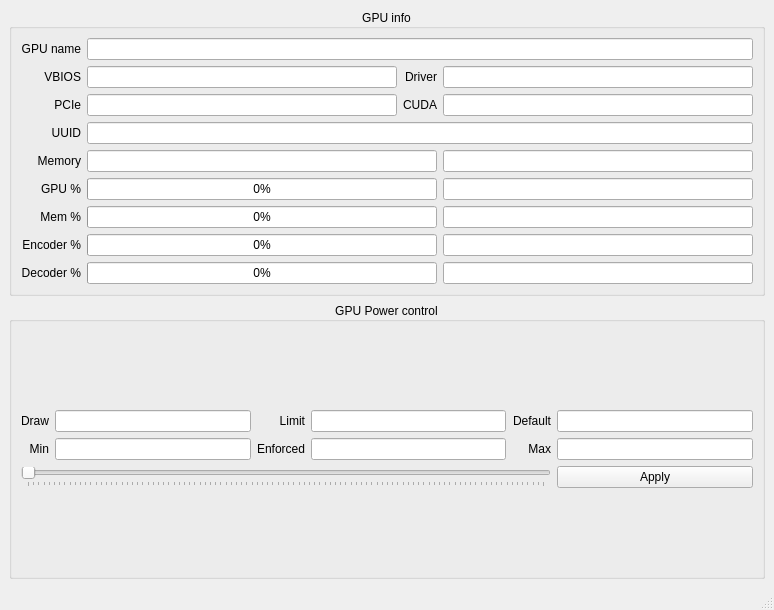
This is ui/mainwindow.ui in AlexandrAlexeev7119/NvCtrl-linux as Qt 5 draws it before an edit. The edited form follows.
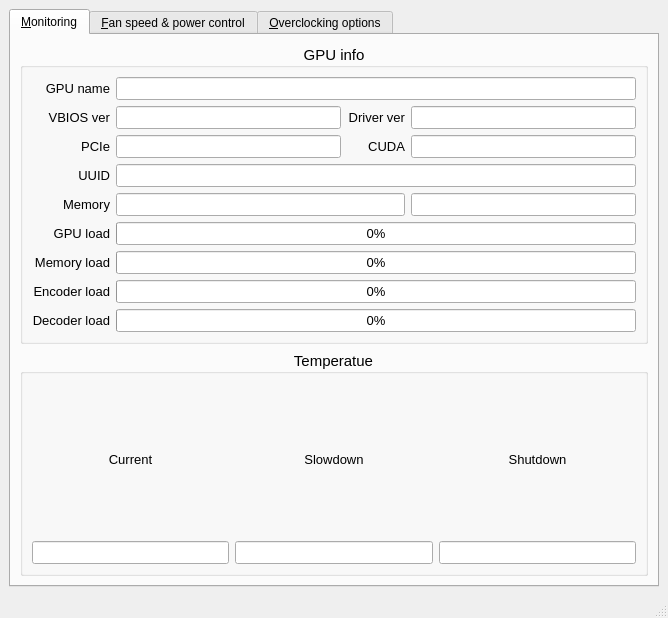
This is the edited form.

Commit message: new UI - tabs, update dynamic info

```diff
--- a/ui/mainwindow.ui
+++ b/ui/mainwindow.ui
@@ -6,8 +6,8 @@
    <rect>
     <x>0</x>
     <y>0</y>
-    <width>774</width>
-    <height>610</height>
+    <width>668</width>
+    <height>618</height>
    </rect>
   </property>
   <property name="windowTitle">
@@ -15,8 +15,32 @@
   </property>
   <widget class="QWidget" name="centralwidget">
    <layout class="QGridLayout" name="gridLayout_2">
-    <item row="0" column="1">
+    <item row="0" column="0">
+     <widget class="QTabWidget" name="tabWidget">
+      <property name="currentIndex">
+       <number>0</number>
+      </property>
+      <property name="tabsClosable">
+       <bool>false</bool>
+      </property>
+      <property name="movable">
+       <bool>false</bool>
+      </property>
+      <property name="tabBarAutoHide">
+       <bool>false</bool>
+      </property>
+      <widget class="QWidget" name="tab">
+       <attribute name="title">
+        <string>&amp;Monitoring</string>
+       </attribute>
+       <layout class="QGridLayout" name="gridLayout">
+        <item row="0" column="0">
      <widget class="QGroupBox" name="groupBox_GPU_info">
+          <property name="font">
+           <font>
+            <pointsize>11</pointsize>
+           </font>
+          </property>
       <property name="layoutDirection">
        <enum>Qt::LeftToRight</enum>
       </property>
@@ -32,8 +56,97 @@
       <layout class="QGridLayout" name="gridLayout_3">
        <item row="0" column="0">
         <layout class="QGridLayout" name="gridLayout_GPU_info">
+             <item row="11" column="0">
+              <widget class="QLabel" name="label_decoder_usage">
+               <property name="font">
+                <font>
+                 <pointsize>10</pointsize>
+                </font>
+               </property>
+               <property name="text">
+                <string>Decoder load</string>
+               </property>
+               <property name="alignment">
+                <set>Qt::AlignRight|Qt::AlignTrailing|Qt::AlignVCenter</set>
+               </property>
+              </widget>
+             </item>
+             <item row="8" column="0">
+              <widget class="QLabel" name="label_memory_usage">
+               <property name="font">
+                <font>
+                 <pointsize>10</pointsize>
+                </font>
+               </property>
+               <property name="text">
+                <string>Memory load</string>
+               </property>
+               <property name="alignment">
+                <set>Qt::AlignRight|Qt::AlignTrailing|Qt::AlignVCenter</set>
+               </property>
+              </widget>
+             </item>
+             <item row="6" column="3">
+              <widget class="QLineEdit" name="lineEdit_memory_bus_info">
+               <property name="font">
+                <font>
+                 <pointsize>10</pointsize>
+                </font>
+               </property>
+               <property name="toolTip">
+                <string>GPU memory bus wide</string>
+               </property>
+               <property name="frame">
+                <bool>true</bool>
+               </property>
+               <property name="echoMode">
+                <enum>QLineEdit::Normal</enum>
+               </property>
+               <property name="alignment">
+                <set>Qt::AlignCenter</set>
+               </property>
+               <property name="readOnly">
+                <bool>true</bool>
+               </property>
+               <property name="clearButtonEnabled">
+                <bool>false</bool>
+               </property>
+              </widget>
+             </item>
+             <item row="0" column="1" colspan="3">
+              <widget class="QLineEdit" name="lineEdit_GPU_name">
+               <property name="font">
+                <font>
+                 <pointsize>10</pointsize>
+                </font>
+               </property>
+               <property name="toolTip">
+                <string>Full GPU name</string>
+               </property>
+               <property name="frame">
+                <bool>true</bool>
+               </property>
+               <property name="echoMode">
+                <enum>QLineEdit::Normal</enum>
+               </property>
+               <property name="alignment">
+                <set>Qt::AlignCenter</set>
+               </property>
+               <property name="readOnly">
+                <bool>true</bool>
+               </property>
+               <property name="clearButtonEnabled">
+                <bool>false</bool>
+               </property>
+              </widget>
+             </item>
          <item row="3" column="0">
           <widget class="QLabel" name="label_PCIe">
+               <property name="font">
+                <font>
+                 <pointsize>10</pointsize>
+                </font>
+               </property>
            <property name="text">
             <string>PCIe</string>
            </property>
@@ -42,25 +155,61 @@
            </property>
           </widget>
          </item>
-         <item row="11" column="0">
-          <widget class="QLabel" name="label_decoder_usage">
-           <property name="text">
-            <string>Decoder %</string>
-           </property>
-           <property name="alignment">
-            <set>Qt::AlignRight|Qt::AlignTrailing|Qt::AlignVCenter</set>
+             <item row="7" column="1" colspan="3">
+              <widget class="QProgressBar" name="progressBar_GPU_usage_percentage">
+               <property name="sizePolicy">
+                <sizepolicy hsizetype="Minimum" vsizetype="Fixed">
+                 <horstretch>0</horstretch>
+                 <verstretch>0</verstretch>
+                </sizepolicy>
+               </property>
+               <property name="minimumSize">
+                <size>
+                 <width>0</width>
+                 <height>0</height>
+                </size>
+               </property>
+               <property name="font">
+                <font>
+                 <pointsize>10</pointsize>
+                </font>
+               </property>
+               <property name="toolTip">
+                <string>GPU utilization percentage (all processes)</string>
+               </property>
+               <property name="value">
+                <number>0</number>
+               </property>
+               <property name="textVisible">
+                <bool>true</bool>
+               </property>
+               <property name="orientation">
+                <enum>Qt::Horizontal</enum>
            </property>
           </widget>
          </item>
-         <item row="6" column="1" colspan="2">
-          <widget class="QLineEdit" name="lineEdit_memory_info">
+             <item row="3" column="2">
+              <widget class="QLabel" name="label_CUDA">
+               <property name="font">
+                <font>
+                 <pointsize>10</pointsize>
+                </font>
+               </property>
+               <property name="text">
+                <string>CUDA</string>
+               </property>
            <property name="alignment">
-            <set>Qt::AlignCenter</set>
+                <set>Qt::AlignRight|Qt::AlignTrailing|Qt::AlignVCenter</set>
            </property>
           </widget>
          </item>
          <item row="5" column="0">
           <widget class="QLabel" name="label_UUID">
+               <property name="font">
+                <font>
+                 <pointsize>10</pointsize>
+                </font>
+               </property>
            <property name="text">
             <string>UUID</string>
            </property>
@@ -69,10 +218,45 @@
            </property>
           </widget>
          </item>
-         <item row="2" column="0">
-          <widget class="QLabel" name="label_GPU_VBIOS">
+             <item row="5" column="1" colspan="3">
+              <widget class="QLineEdit" name="lineEdit_GPU_UUID">
+               <property name="font">
+                <font>
+                 <pointsize>10</pointsize>
+                </font>
+               </property>
+               <property name="acceptDrops">
+                <bool>true</bool>
+               </property>
+               <property name="toolTip">
+                <string>GPU uuid</string>
+               </property>
+               <property name="frame">
+                <bool>true</bool>
+               </property>
+               <property name="echoMode">
+                <enum>QLineEdit::Normal</enum>
+               </property>
+               <property name="alignment">
+                <set>Qt::AlignCenter</set>
+               </property>
+               <property name="readOnly">
+                <bool>true</bool>
+               </property>
+               <property name="clearButtonEnabled">
+                <bool>false</bool>
+               </property>
+              </widget>
+             </item>
+             <item row="6" column="0">
+              <widget class="QLabel" name="label_memory">
+               <property name="font">
+                <font>
+                 <pointsize>10</pointsize>
+                </font>
+               </property>
            <property name="text">
-            <string>VBIOS</string>
+                <string>Memory</string>
            </property>
            <property name="alignment">
             <set>Qt::AlignRight|Qt::AlignTrailing|Qt::AlignVCenter</set>
@@ -81,130 +265,83 @@
          </item>
          <item row="7" column="0">
           <widget class="QLabel" name="label_GPU_usage">
+               <property name="font">
+                <font>
+                 <pointsize>10</pointsize>
+                </font>
+               </property>
            <property name="text">
-            <string>GPU %</string>
+                <string>GPU load</string>
            </property>
            <property name="alignment">
             <set>Qt::AlignRight|Qt::AlignTrailing|Qt::AlignVCenter</set>
            </property>
           </widget>
          </item>
-         <item row="3" column="1">
-          <widget class="QLineEdit" name="lineEdit_PCIe_info">
+             <item row="9" column="0">
+              <widget class="QLabel" name="label_encoder_usage">
+               <property name="font">
+                <font>
+                 <pointsize>10</pointsize>
+                </font>
+               </property>
+               <property name="text">
+                <string>Encoder load</string>
+               </property>
            <property name="alignment">
-            <set>Qt::AlignCenter</set>
+                <set>Qt::AlignRight|Qt::AlignTrailing|Qt::AlignVCenter</set>
+               </property>
+              </widget>
+             </item>
+             <item row="2" column="2">
+              <widget class="QLabel" name="label_GPU_driver">
+               <property name="font">
+                <font>
+                 <pointsize>10</pointsize>
+                </font>
+               </property>
+               <property name="text">
+                <string>Driver ver</string>
+               </property>
+               <property name="alignment">
+                <set>Qt::AlignRight|Qt::AlignTrailing|Qt::AlignVCenter</set>
            </property>
           </widget>
          </item>
          <item row="2" column="3">
           <widget class="QLineEdit" name="lineEdit_GPU_driver_version">
-           <property name="alignment">
-            <set>Qt::AlignCenter</set>
-           </property>
-          </widget>
-         </item>
-         <item row="9" column="3">
-          <widget class="QLineEdit" name="lineEdit_encoder_usage_percentage">
-           <property name="alignment">
-            <set>Qt::AlignCenter</set>
-           </property>
-          </widget>
-         </item>
-         <item row="8" column="1" colspan="2">
-          <widget class="QProgressBar" name="progressBar_memory_usage_percentage">
-           <property name="value">
-            <number>0</number>
-           </property>
-          </widget>
-         </item>
-         <item row="7" column="1" colspan="2">
-          <widget class="QProgressBar" name="progressBar_GPU_usage_percentage">
-           <property name="value">
-            <number>0</number>
-           </property>
-          </widget>
-         </item>
-         <item row="7" column="3">
-          <widget class="QLineEdit" name="lineEdit_GPU_usage_percentage">
+               <property name="font">
+                <font>
+                 <pointsize>10</pointsize>
+                </font>
+               </property>
+               <property name="toolTip">
+                <string>System driver version</string>
+               </property>
+               <property name="frame">
+                <bool>true</bool>
+               </property>
+               <property name="echoMode">
+                <enum>QLineEdit::Normal</enum>
+               </property>
            <property name="alignment">
             <set>Qt::AlignCenter</set>
            </property>
-          </widget>
-         </item>
-         <item row="2" column="2">
-          <widget class="QLabel" name="label_GPU_driver">
-           <property name="text">
-            <string>Driver</string>
-           </property>
-           <property name="alignment">
-            <set>Qt::AlignRight|Qt::AlignTrailing|Qt::AlignVCenter</set>
-           </property>
-          </widget>
-         </item>
-         <item row="6" column="0">
-          <widget class="QLabel" name="label_memory">
-           <property name="text">
-            <string>Memory</string>
-           </property>
-           <property name="alignment">
-            <set>Qt::AlignRight|Qt::AlignTrailing|Qt::AlignVCenter</set>
-           </property>
-          </widget>
-         </item>
-         <item row="0" column="1" colspan="3">
-          <widget class="QLineEdit" name="lineEdit_GPU_name">
-           <property name="alignment">
-            <set>Qt::AlignCenter</set>
-           </property>
-          </widget>
-         </item>
-         <item row="8" column="3">
-          <widget class="QLineEdit" name="lineEdit_memory_usage_percentage">
-           <property name="alignment">
-            <set>Qt::AlignCenter</set>
-           </property>
-          </widget>
-         </item>
-         <item row="3" column="2">
-          <widget class="QLabel" name="label_CUDA">
-           <property name="text">
-            <string>CUDA</string>
-           </property>
-           <property name="alignment">
-            <set>Qt::AlignRight|Qt::AlignTrailing|Qt::AlignVCenter</set>
-           </property>
-          </widget>
-         </item>
-         <item row="9" column="1" colspan="2">
-          <widget class="QProgressBar" name="progressBar_encoder_usage_percentage">
-           <property name="value">
-            <number>0</number>
-           </property>
-          </widget>
-         </item>
-         <item row="2" column="1">
-          <widget class="QLineEdit" name="lineEdit_GPU_VBIOS_version">
-           <property name="alignment">
-            <set>Qt::AlignCenter</set>
-           </property>
-          </widget>
-         </item>
-         <item row="5" column="1" colspan="3">
-          <widget class="QLineEdit" name="lineEdit_GPU_UUID">
-           <property name="alignment">
-            <set>Qt::AlignCenter</set>
-           </property>
-          </widget>
-         </item>
-         <item row="6" column="3">
-          <widget class="QLineEdit" name="lineEdit_memory_bus_info">
-           <property name="alignment">
-            <set>Qt::AlignCenter</set>
+               <property name="readOnly">
+                <bool>true</bool>
+               </property>
+               <property name="clearButtonEnabled">
+                <bool>false</bool>
            </property>
           </widget>
          </item>
          <item row="0" column="0">
           <widget class="QLabel" name="label_GPU_name">
+               <property name="font">
+                <font>
+                 <pointsize>10</pointsize>
+                </font>
+               </property>
            <property name="text">
             <string>GPU name</string>
            </property>
@@ -213,27 +350,69 @@
            </property>
           </widget>
          </item>
-         <item row="8" column="0">
-          <widget class="QLabel" name="label_memory_usage">
-           <property name="text">
-            <string>Mem %</string>
-           </property>
+             <item row="6" column="1" colspan="2">
+              <widget class="QLineEdit" name="lineEdit_memory_info">
+               <property name="font">
+                <font>
+                 <pointsize>10</pointsize>
+                </font>
+               </property>
+               <property name="toolTip">
+                <string>Memory info (current usage / total) in MiB</string>
+               </property>
+               <property name="frame">
+                <bool>true</bool>
+               </property>
+               <property name="echoMode">
+                <enum>QLineEdit::Normal</enum>
+               </property>
            <property name="alignment">
-            <set>Qt::AlignRight|Qt::AlignTrailing|Qt::AlignVCenter</set>
-           </property>
-          </widget>
-         </item>
-         <item row="11" column="3">
-          <widget class="QLineEdit" name="lineEdit_decoder_usage_percentage">
+                <set>Qt::AlignCenter</set>
+               </property>
+               <property name="readOnly">
+                <bool>true</bool>
+               </property>
+               <property name="clearButtonEnabled">
+                <bool>false</bool>
+               </property>
+              </widget>
+             </item>
+             <item row="2" column="1">
+              <widget class="QLineEdit" name="lineEdit_GPU_VBIOS_version">
+               <property name="font">
+                <font>
+                 <pointsize>10</pointsize>
+                </font>
+               </property>
+               <property name="toolTip">
+                <string>VBIOS version</string>
+               </property>
+               <property name="frame">
+                <bool>true</bool>
+               </property>
+               <property name="echoMode">
+                <enum>QLineEdit::Normal</enum>
+               </property>
            <property name="alignment">
             <set>Qt::AlignCenter</set>
            </property>
-          </widget>
-         </item>
-         <item row="9" column="0">
-          <widget class="QLabel" name="label_encoder_usage">
+               <property name="readOnly">
+                <bool>true</bool>
+               </property>
+               <property name="clearButtonEnabled">
+                <bool>false</bool>
+               </property>
+              </widget>
+             </item>
+             <item row="2" column="0">
+              <widget class="QLabel" name="label_GPU_VBIOS">
+               <property name="font">
+                <font>
+                 <pointsize>10</pointsize>
+                </font>
+               </property>
            <property name="text">
-            <string>Encoder %</string>
+                <string>VBIOS ver</string>
            </property>
            <property name="alignment">
             <set>Qt::AlignRight|Qt::AlignTrailing|Qt::AlignVCenter</set>
@@ -242,16 +421,155 @@
          </item>
          <item row="3" column="3">
           <widget class="QLineEdit" name="lineEdit_CUDA_info">
+               <property name="font">
+                <font>
+                 <pointsize>10</pointsize>
+                </font>
+               </property>
+               <property name="toolTip">
+                <string>CUDA cores</string>
+               </property>
+               <property name="frame">
+                <bool>true</bool>
+               </property>
+               <property name="echoMode">
+                <enum>QLineEdit::Normal</enum>
+               </property>
            <property name="alignment">
             <set>Qt::AlignCenter</set>
            </property>
-          </widget>
-         </item>
-         <item row="11" column="1" colspan="2">
+               <property name="readOnly">
+                <bool>true</bool>
+               </property>
+               <property name="clearButtonEnabled">
+                <bool>false</bool>
+               </property>
+              </widget>
+             </item>
+             <item row="8" column="1" colspan="3">
+              <widget class="QProgressBar" name="progressBar_memory_usage_percentage">
+               <property name="sizePolicy">
+                <sizepolicy hsizetype="Minimum" vsizetype="Fixed">
+                 <horstretch>0</horstretch>
+                 <verstretch>0</verstretch>
+                </sizepolicy>
+               </property>
+               <property name="minimumSize">
+                <size>
+                 <width>0</width>
+                 <height>0</height>
+                </size>
+               </property>
+               <property name="font">
+                <font>
+                 <pointsize>10</pointsize>
+                </font>
+               </property>
+               <property name="toolTip">
+                <string>GPU memory utilization percentage (all processes)</string>
+               </property>
+               <property name="value">
+                <number>0</number>
+               </property>
+               <property name="textVisible">
+                <bool>true</bool>
+               </property>
+               <property name="orientation">
+                <enum>Qt::Horizontal</enum>
+               </property>
+              </widget>
+             </item>
+             <item row="9" column="1" colspan="3">
+              <widget class="QProgressBar" name="progressBar_encoder_usage_percentage">
+               <property name="sizePolicy">
+                <sizepolicy hsizetype="Minimum" vsizetype="Fixed">
+                 <horstretch>0</horstretch>
+                 <verstretch>0</verstretch>
+                </sizepolicy>
+               </property>
+               <property name="minimumSize">
+                <size>
+                 <width>0</width>
+                 <height>0</height>
+                </size>
+               </property>
+               <property name="font">
+                <font>
+                 <pointsize>10</pointsize>
+                </font>
+               </property>
+               <property name="toolTip">
+                <string>GPU encoder utilization percentage (all processes)</string>
+               </property>
+               <property name="value">
+                <number>0</number>
+               </property>
+               <property name="textVisible">
+                <bool>true</bool>
+               </property>
+               <property name="orientation">
+                <enum>Qt::Horizontal</enum>
+               </property>
+              </widget>
+             </item>
+             <item row="3" column="1">
+              <widget class="QLineEdit" name="lineEdit_PCIe_info">
+               <property name="font">
+                <font>
+                 <pointsize>10</pointsize>
+                </font>
+               </property>
+               <property name="toolTip">
+                <string>PCIe bus informatiom</string>
+               </property>
+               <property name="frame">
+                <bool>true</bool>
+               </property>
+               <property name="echoMode">
+                <enum>QLineEdit::Normal</enum>
+               </property>
+               <property name="alignment">
+                <set>Qt::AlignCenter</set>
+               </property>
+               <property name="readOnly">
+                <bool>true</bool>
+               </property>
+               <property name="clearButtonEnabled">
+                <bool>false</bool>
+               </property>
+              </widget>
+             </item>
+             <item row="11" column="1" colspan="3">
           <widget class="QProgressBar" name="progressBar_decoder_usage_percentage">
+               <property name="sizePolicy">
+                <sizepolicy hsizetype="Minimum" vsizetype="Fixed">
+                 <horstretch>0</horstretch>
+                 <verstretch>0</verstretch>
+                </sizepolicy>
+               </property>
+               <property name="minimumSize">
+                <size>
+                 <width>0</width>
+                 <height>0</height>
+                </size>
+               </property>
+               <property name="font">
+                <font>
+                 <pointsize>10</pointsize>
+                </font>
+               </property>
+               <property name="toolTip">
+                <string>GPU decoder utilization percentage (all processes)</string>
+               </property>
            <property name="value">
             <number>0</number>
            </property>
+               <property name="textVisible">
+                <bool>true</bool>
+               </property>
+               <property name="orientation">
+                <enum>Qt::Horizontal</enum>
+               </property>
           </widget>
          </item>
         </layout>
@@ -259,7 +577,125 @@
       </layout>
      </widget>
     </item>
+        <item row="1" column="0">
+         <widget class="QGroupBox" name="groupBox_temperature">
+          <property name="font">
+           <font>
+            <pointsize>11</pointsize>
+           </font>
+          </property>
+          <property name="title">
+           <string>Temperatue</string>
+          </property>
+          <property name="alignment">
+           <set>Qt::AlignCenter</set>
+          </property>
+          <layout class="QGridLayout" name="gridLayout_7">
+           <item row="0" column="0">
+            <layout class="QGridLayout" name="gridLayout_6">
     <item row="1" column="1">
+              <widget class="QLabel" name="label_slowdown_temperature">
+               <property name="font">
+                <font>
+                 <pointsize>10</pointsize>
+                </font>
+               </property>
+               <property name="text">
+                <string>Slowdown</string>
+               </property>
+               <property name="alignment">
+                <set>Qt::AlignCenter</set>
+               </property>
+              </widget>
+             </item>
+             <item row="1" column="2">
+              <widget class="QLabel" name="label_shutdown_temperature">
+               <property name="font">
+                <font>
+                 <pointsize>10</pointsize>
+                </font>
+               </property>
+               <property name="text">
+                <string>Shutdown</string>
+               </property>
+               <property name="alignment">
+                <set>Qt::AlignCenter</set>
+               </property>
+              </widget>
+             </item>
+             <item row="2" column="1">
+              <widget class="QLineEdit" name="lineEdit_slowdown_temperature">
+               <property name="font">
+                <font>
+                 <pointsize>10</pointsize>
+                </font>
+               </property>
+               <property name="alignment">
+                <set>Qt::AlignCenter</set>
+               </property>
+               <property name="readOnly">
+                <bool>true</bool>
+               </property>
+              </widget>
+             </item>
+             <item row="2" column="2">
+              <widget class="QLineEdit" name="lineEdit_shutdown_temperature">
+               <property name="font">
+                <font>
+                 <pointsize>10</pointsize>
+                </font>
+               </property>
+               <property name="alignment">
+                <set>Qt::AlignCenter</set>
+               </property>
+               <property name="readOnly">
+                <bool>true</bool>
+               </property>
+              </widget>
+             </item>
+             <item row="2" column="0">
+              <widget class="QLineEdit" name="lineEdit_current_temperature">
+               <property name="font">
+                <font>
+                 <pointsize>10</pointsize>
+                </font>
+               </property>
+               <property name="alignment">
+                <set>Qt::AlignCenter</set>
+               </property>
+               <property name="readOnly">
+                <bool>true</bool>
+               </property>
+              </widget>
+             </item>
+             <item row="1" column="0">
+              <widget class="QLabel" name="label_current_temperature">
+               <property name="font">
+                <font>
+                 <pointsize>10</pointsize>
+                </font>
+               </property>
+               <property name="text">
+                <string>Current</string>
+               </property>
+               <property name="alignment">
+                <set>Qt::AlignCenter</set>
+               </property>
+              </widget>
+             </item>
+            </layout>
+           </item>
+          </layout>
+         </widget>
+        </item>
+       </layout>
+      </widget>
+      <widget class="QWidget" name="tab_2">
+       <attribute name="title">
+        <string>&amp;Fan speed &amp;&amp; power control</string>
+       </attribute>
+       <layout class="QGridLayout" name="gridLayout_5">
+        <item row="0" column="0">
      <widget class="QGroupBox" name="groupBox_GPU_power_ctl">
       <property name="title">
        <string>GPU Power control</string>
@@ -267,28 +703,51 @@
       <property name="alignment">
        <set>Qt::AlignCenter</set>
       </property>
-      <layout class="QGridLayout" name="gridLayout_5">
-       <item row="0" column="0">
+          <layout class="QGridLayout" name="gridLayout_4">
+           <item row="1" column="0">
         <layout class="QGridLayout" name="gridLayout_GPU_power_ctl">
-         <item row="1" column="1">
-          <widget class="QLineEdit" name="lineEdit_min_power_consumption">
-           <property name="alignment">
-            <set>Qt::AlignCenter</set>
-           </property>
-          </widget>
-         </item>
-         <item row="1" column="3">
-          <widget class="QLineEdit" name="lineEdit_enforced_power_consumption">
+             <item row="0" column="3">
+              <widget class="QLineEdit" name="lineEdit_power_limit">
+               <property name="toolTip">
+                <string>Current power limit</string>
+               </property>
+               <property name="frame">
+                <bool>true</bool>
+               </property>
+               <property name="echoMode">
+                <enum>QLineEdit::Normal</enum>
+               </property>
            <property name="alignment">
             <set>Qt::AlignCenter</set>
            </property>
+               <property name="readOnly">
+                <bool>true</bool>
+               </property>
+               <property name="clearButtonEnabled">
+                <bool>false</bool>
+               </property>
           </widget>
          </item>
          <item row="0" column="1">
           <widget class="QLineEdit" name="lineEdit_draw_power_consumption">
+               <property name="toolTip">
+                <string>Current GPU power usage</string>
+               </property>
+               <property name="frame">
+                <bool>true</bool>
+               </property>
+               <property name="echoMode">
+                <enum>QLineEdit::Normal</enum>
+               </property>
            <property name="alignment">
             <set>Qt::AlignCenter</set>
            </property>
+               <property name="readOnly">
+                <bool>true</bool>
+               </property>
+               <property name="clearButtonEnabled">
+                <bool>false</bool>
+               </property>
           </widget>
          </item>
          <item row="1" column="2">
@@ -301,20 +760,10 @@
            </property>
           </widget>
          </item>
-         <item row="0" column="4">
-          <widget class="QLabel" name="label_default_power_consumption">
+             <item row="0" column="0">
+              <widget class="QLabel" name="label_draw_power_consumtion">
            <property name="text">
-            <string>Default</string>
-           </property>
-           <property name="alignment">
-            <set>Qt::AlignRight|Qt::AlignTrailing|Qt::AlignVCenter</set>
-           </property>
-          </widget>
-         </item>
-         <item row="0" column="2">
-          <widget class="QLabel" name="label_power_limit">
-           <property name="text">
-            <string>Limit</string>
+                <string>Draw</string>
            </property>
            <property name="alignment">
             <set>Qt::AlignRight|Qt::AlignTrailing|Qt::AlignVCenter</set>
@@ -323,6 +772,9 @@
          </item>
          <item row="2" column="0" colspan="5">
           <widget class="QSlider" name="horizontalSlider_power_limit">
+               <property name="toolTip">
+                <string>Set power limit</string>
+               </property>
            <property name="value">
             <number>0</number>
            </property>
@@ -339,45 +791,23 @@
          </item>
          <item row="0" column="5">
           <widget class="QLineEdit" name="lineEdit_default_power_consumption">
-           <property name="alignment">
-            <set>Qt::AlignCenter</set>
-           </property>
-          </widget>
-         </item>
-         <item row="1" column="4">
-          <widget class="QLabel" name="label_max_power_consumption">
-           <property name="text">
-            <string>Max</string>
-           </property>
-           <property name="alignment">
-            <set>Qt::AlignRight|Qt::AlignTrailing|Qt::AlignVCenter</set>
-           </property>
-          </widget>
-         </item>
-         <item row="1" column="5">
-          <widget class="QLineEdit" name="lineEdit_max_power_consumption">
+               <property name="toolTip">
+                <string>Default power limit</string>
+               </property>
+               <property name="frame">
+                <bool>true</bool>
+               </property>
+               <property name="echoMode">
+                <enum>QLineEdit::Normal</enum>
+               </property>
            <property name="alignment">
             <set>Qt::AlignCenter</set>
            </property>
-          </widget>
-         </item>
-         <item row="1" column="0">
-          <widget class="QLabel" name="label_min_power_consumption">
-           <property name="text">
-            <string>Min</string>
-           </property>
-           <property name="alignment">
-            <set>Qt::AlignRight|Qt::AlignTrailing|Qt::AlignVCenter</set>
-           </property>
-          </widget>
-         </item>
-         <item row="0" column="0">
-          <widget class="QLabel" name="label_draw_power_consumtion">
-           <property name="text">
-            <string>Draw</string>
-           </property>
-           <property name="alignment">
-            <set>Qt::AlignRight|Qt::AlignTrailing|Qt::AlignVCenter</set>
+               <property name="readOnly">
+                <bool>true</bool>
+               </property>
+               <property name="clearButtonEnabled">
+                <bool>false</bool>
            </property>
           </widget>
          </item>
@@ -391,16 +821,150 @@
            </property>
           </widget>
          </item>
-         <item row="0" column="3">
-          <widget class="QLineEdit" name="lineEdit_power_limit">
+             <item row="1" column="5">
+              <widget class="QLineEdit" name="lineEdit_max_power_consumption">
+               <property name="toolTip">
+                <string>Maximum power usage</string>
+               </property>
+               <property name="frame">
+                <bool>true</bool>
+               </property>
+               <property name="echoMode">
+                <enum>QLineEdit::Normal</enum>
+               </property>
            <property name="alignment">
             <set>Qt::AlignCenter</set>
            </property>
-          </widget>
-         </item>
-        </layout>
-       </item>
-      </layout>
+               <property name="readOnly">
+                <bool>true</bool>
+               </property>
+               <property name="clearButtonEnabled">
+                <bool>false</bool>
+               </property>
+              </widget>
+             </item>
+             <item row="1" column="3">
+              <widget class="QLineEdit" name="lineEdit_enforced_power_consumption">
+               <property name="toolTip">
+                <string>Enforced power usage</string>
+               </property>
+               <property name="frame">
+                <bool>true</bool>
+               </property>
+               <property name="echoMode">
+                <enum>QLineEdit::Normal</enum>
+               </property>
+               <property name="alignment">
+                <set>Qt::AlignCenter</set>
+               </property>
+               <property name="readOnly">
+                <bool>true</bool>
+               </property>
+               <property name="clearButtonEnabled">
+                <bool>false</bool>
+               </property>
+              </widget>
+             </item>
+             <item row="0" column="2">
+              <widget class="QLabel" name="label_power_limit">
+               <property name="text">
+                <string>Limit</string>
+               </property>
+               <property name="alignment">
+                <set>Qt::AlignRight|Qt::AlignTrailing|Qt::AlignVCenter</set>
+               </property>
+              </widget>
+             </item>
+             <item row="1" column="1">
+              <widget class="QLineEdit" name="lineEdit_min_power_consumption">
+               <property name="toolTip">
+                <string>Minimal power limit</string>
+               </property>
+               <property name="frame">
+                <bool>true</bool>
+               </property>
+               <property name="echoMode">
+                <enum>QLineEdit::Normal</enum>
+               </property>
+               <property name="alignment">
+                <set>Qt::AlignCenter</set>
+               </property>
+               <property name="readOnly">
+                <bool>true</bool>
+               </property>
+               <property name="clearButtonEnabled">
+                <bool>false</bool>
+               </property>
+              </widget>
+             </item>
+             <item row="0" column="4">
+              <widget class="QLabel" name="label_default_power_consumption">
+               <property name="text">
+                <string>Default</string>
+               </property>
+               <property name="alignment">
+                <set>Qt::AlignRight|Qt::AlignTrailing|Qt::AlignVCenter</set>
+               </property>
+              </widget>
+             </item>
+             <item row="1" column="0">
+              <widget class="QLabel" name="label_min_power_consumption">
+               <property name="text">
+                <string>Min</string>
+               </property>
+               <property name="alignment">
+                <set>Qt::AlignRight|Qt::AlignTrailing|Qt::AlignVCenter</set>
+               </property>
+              </widget>
+             </item>
+             <item row="1" column="4">
+              <widget class="QLabel" name="label_max_power_consumption">
+               <property name="text">
+                <string>Max</string>
+               </property>
+               <property name="alignment">
+                <set>Qt::AlignRight|Qt::AlignTrailing|Qt::AlignVCenter</set>
+               </property>
+              </widget>
+             </item>
+            </layout>
+           </item>
+           <item row="0" column="0">
+            <spacer name="verticalSpacer">
+             <property name="orientation">
+              <enum>Qt::Vertical</enum>
+             </property>
+             <property name="sizeHint" stdset="0">
+              <size>
+               <width>20</width>
+               <height>40</height>
+              </size>
+             </property>
+            </spacer>
+           </item>
+           <item row="2" column="0">
+            <spacer name="verticalSpacer_2">
+             <property name="orientation">
+              <enum>Qt::Vertical</enum>
+             </property>
+             <property name="sizeHint" stdset="0">
+              <size>
+               <width>20</width>
+               <height>40</height>
+              </size>
+             </property>
+            </spacer>
+           </item>
+          </layout>
+         </widget>
+        </item>
+       </layout>
+      </widget>
+      <widget class="QWidget" name="tab_3">
+       <attribute name="title">
+        <string>&amp;Overclocking options</string>
+       </attribute>
+      </widget>
      </widget>
     </item>
    </layout>
@@ -410,7 +974,7 @@
     <rect>
      <x>0</x>
      <y>0</y>
-     <width>774</width>
+     <width>668</width>
      <height>22</height>
     </rect>
    </property>
```
Lines whose indentation alone changed are shown as unchanged. The commit also changes 5 other files.
